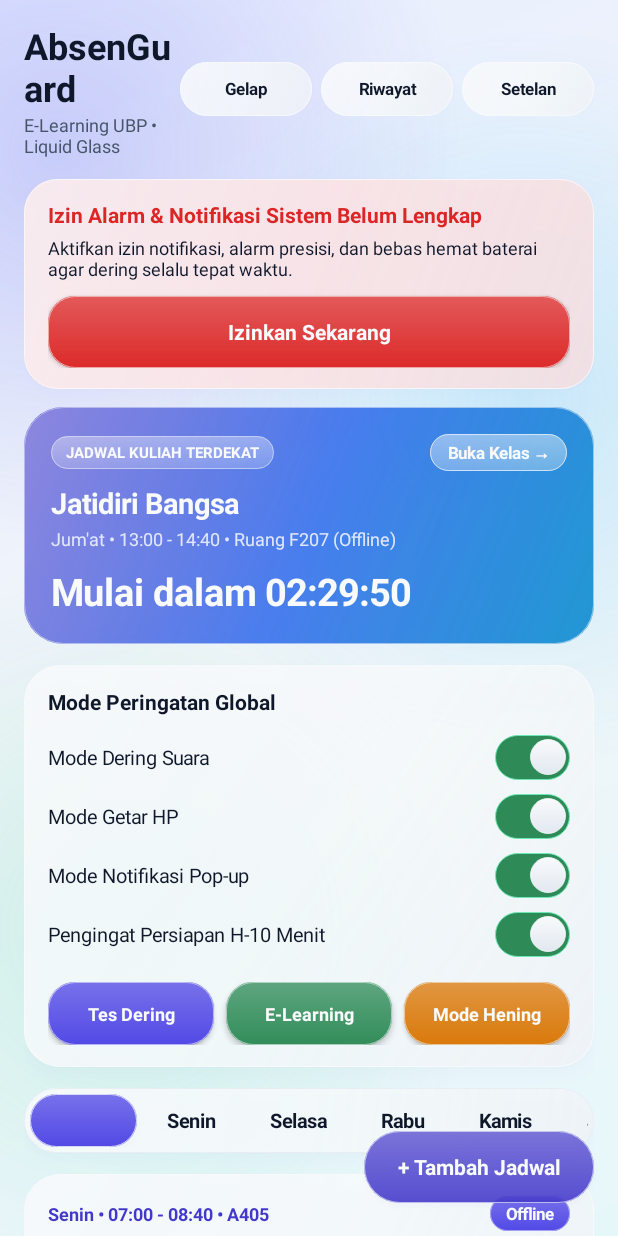
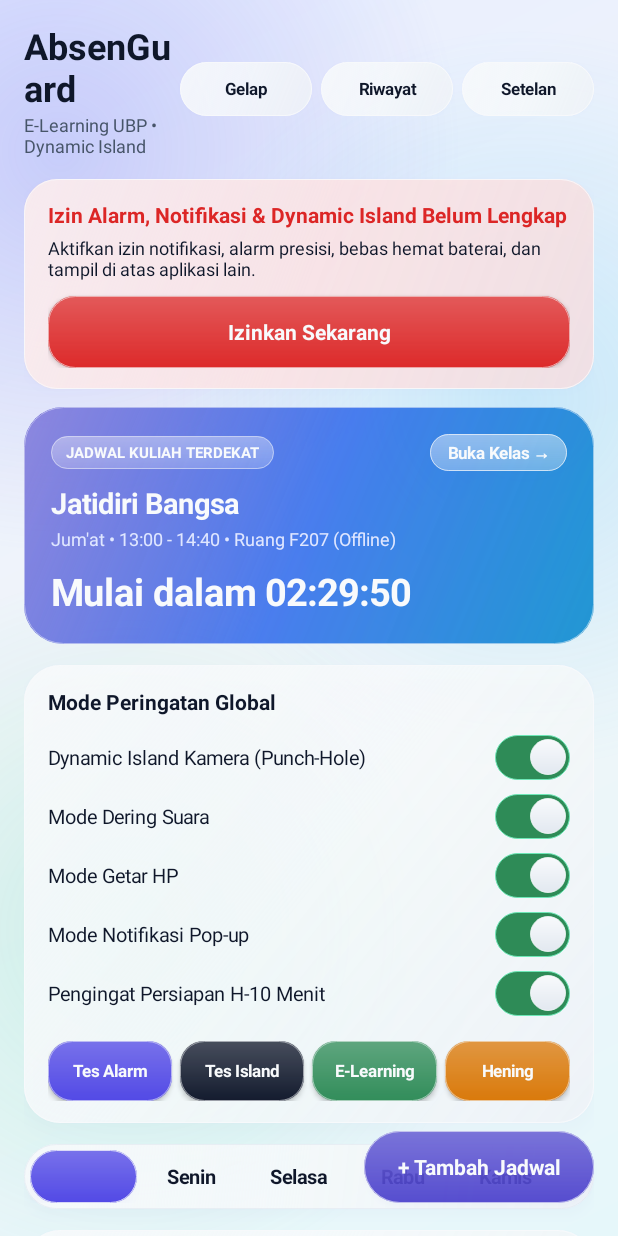
Before and after one commit to ti25rakharafiq-debug/absen-guard, an Android app: the screen it shows after launch (MainActivity), on a phone screen of 412 x 824 dp. Run offline under Robolectric (Android 15) with nearby library versions, the phone set to English and light mode, and no system bars.

Commit message:
Enhance Dynamic Island features and settings UI
Updated text labels for Dynamic Island features and added overlay permission handling. Introduced SeekBars for camera position and capsule width calibration in settings.

```diff
--- a/app/src/main/java/com/absenguard/app/MainActivity.kt
+++ b/app/src/main/java/com/absenguard/app/MainActivity.kt
@@ -31,6 +31,7 @@ import android.widget.FrameLayout
 import android.widget.HorizontalScrollView
 import android.widget.LinearLayout
 import android.widget.ScrollView
+import android.widget.SeekBar
 import android.widget.Spinner
 import android.widget.TextView
 import android.widget.Toast
@@ -202,7 +203,7 @@ class MainActivity : AppCompatActivity() {
             setTextColor(paletteText())
         })
         titleCol.addView(TextView(this).apply {
-            text = "E-Learning UBP • Liquid Glass"
+            text = "E-Learning UBP • Dynamic Island"
             textSize = 12f
             setTextColor(paletteSubtext())
         })
@@ -255,14 +256,14 @@ class MainActivity : AppCompatActivity() {
             LiquidGlassKit.applyGlassElevation(this, 4f, isDarkMode())
         }
         permissionCard.addView(TextView(this).apply {
-            text = "Izin Alarm & Notifikasi Sistem Belum Lengkap"
+            text = "Izin Alarm, Notifikasi & Dynamic Island Belum Lengkap"
             textSize = 14f
             setTypeface(null, Typeface.BOLD)
             setTextColor(Color.parseColor(if (isDarkMode()) "#FCA5A5" else "#DC2626"))
         })
         permissionCard.addView(space(4))
         permissionCard.addView(TextView(this).apply {
-            text = "Aktifkan izin notifikasi, alarm presisi, dan bebas hemat baterai agar dering selalu tepat waktu."
+            text = "Aktifkan izin notifikasi, alarm presisi, bebas hemat baterai, dan tampil di atas aplikasi lain."
             textSize = 12f
             setTextColor(paletteText())
         })
@@ -293,6 +294,9 @@ class MainActivity : AppCompatActivity() {
             val am = getSystemService(Context.ALARM_SERVICE) as AlarmManager
             if (!am.canScheduleExactAlarms()) return true
         }
+        if (db.getSetting("dynamic_island_enabled", "1") == "1" && !Settings.canDrawOverlays(this)) {
+            return true
+        }
         val pm = getSystemService(Context.POWER_SERVICE) as PowerManager
         return !pm.isIgnoringBatteryOptimizations(packageName)
     }
@@ -315,6 +319,10 @@ class MainActivity : AppCompatActivity() {
                 return
             }
         }
+        if (db.getSetting("dynamic_island_enabled", "1") == "1" && !Settings.canDrawOverlays(this)) {
+            openOverlayPermissionSettings()
+            return
+        }
         val pm = getSystemService(Context.POWER_SERVICE) as PowerManager
         if (!pm.isIgnoringBatteryOptimizations(packageName)) {
             try {
@@ -322,6 +330,15 @@ class MainActivity : AppCompatActivity() {
             } catch (_: Exception) {
                 startActivity(Intent(Settings.ACTION_IGNORE_BATTERY_OPTIMIZATION_SETTINGS))
             }
+        }
+    }
+
+    private fun openOverlayPermissionSettings() {
+        Toast.makeText(this, "Aktifkan 'Tampilkan di atas aplikasi lain' untuk Dynamic Island", Toast.LENGTH_LONG).show()
+        try {
+            startActivity(Intent(Settings.ACTION_MANAGE_OVERLAY_PERMISSION, Uri.parse("package:$packageName")))
+        } catch (_: Exception) {
+            startActivity(Intent(Settings.ACTION_SETTINGS))
         }
     }
 
@@ -454,6 +471,18 @@ class MainActivity : AppCompatActivity() {
             setTextColor(paletteText())
         })
         card.addView(space(8))
+        card.addView(makeSwitchRow("Dynamic Island Kamera (Punch-Hole)", "dynamic_island_enabled", true) { enabled ->
+            if (enabled) {
+                if (!Settings.canDrawOverlays(this)) {
+                    openOverlayPermissionSettings()
+                } else {
+                    DynamicIslandService.show(this, AlarmScheduler.TEST_SCHEDULE_ID, isPreReminder = false, isTest = true)
+                }
+            } else {
+                DynamicIslandService.dismiss(this)
+            }
+            updatePermissionVisibility()
+        })
         card.addView(makeSwitchRow("Mode Dering Suara", "global_ring", true))
         card.addView(makeSwitchRow("Mode Getar HP", "global_vibrate", true))
         card.addView(makeSwitchRow("Mode Notifikasi Pop-up", "global_notif", true))
@@ -461,26 +490,48 @@ class MainActivity : AppCompatActivity() {
         card.addView(space(12))
 
         val row = LinearLayout(this).apply { orientation = LinearLayout.HORIZONTAL }
-        val test = Button(this).apply {
-            text = "Tes Dering"
+        val testAlarm = Button(this).apply {
+            text = "Tes Alarm"
             isAllCaps = false
-            textSize = 12f
+            textSize = 11f
             setTypeface(null, Typeface.BOLD)
             setTextColor(paletteLightText())
-            background = LiquidGlassKit.pillGlassSurface(this@MainActivity, "#4F46E5", "#99F8FAFC", 18f)
+            background = LiquidGlassKit.pillGlassSurface(this@MainActivity, "#4F46E5", "#99F8FAFC", 16f)
             setOnClickListener {
                 AlarmScheduler.triggerInstantTest(this@MainActivity)
                 Toast.makeText(this@MainActivity, "Tes alarm aktif 3 detik", Toast.LENGTH_SHORT).show()
             }
             LiquidGlassKit.attachLiquidTouch(this)
         }
+        val testIsland = Button(this).apply {
+            text = "Tes Island"
+            isAllCaps = false
+            textSize = 11f
+            setTypeface(null, Typeface.BOLD)
+            setTextColor(paletteLightText())
+            background = LiquidGlassKit.pillGlassSurface(this@MainActivity, "#0F172A", "#99F8FAFC", 16f)
+            setOnClickListener {
+                if (!Settings.canDrawOverlays(this@MainActivity)) {
+                    openOverlayPermissionSettings()
+                } else {
+                    DynamicIslandService.show(
+                        this@MainActivity,
+                        AlarmScheduler.TEST_SCHEDULE_ID,
+                        isPreReminder = false,
+                        isTest = true
+                    )
+                    Toast.makeText(this@MainActivity, "Ketuk kapsul kamera untuk memperluas, geser atas untuk tutup", Toast.LENGTH_SHORT).show()
+                }
+            }
+            LiquidGlassKit.attachLiquidTouch(this)
+        }
         val portal = Button(this).apply {
             text = "E-Learning"
             isAllCaps = false
-            textSize = 12f
+            textSize = 11f
             setTypeface(null, Typeface.BOLD)
             setTextColor(paletteLightText())
-            background = LiquidGlassKit.pillGlassSurface(this@MainActivity, "#2E8B57", "#99F8FAFC", 18f)
+            background = LiquidGlassKit.pillGlassSurface(this@MainActivity, "#2E8B57", "#99F8FAFC", 16f)
             setOnClickListener {
                 val nextSchedule = AlarmScheduler.getNextUpcomingSchedule(this@MainActivity)?.first
                 openCoursePortal(nextSchedule)
@@ -490,19 +541,21 @@ class MainActivity : AppCompatActivity() {
         val silent = Button(this).apply {
             text = getSilentButtonLabel()
             isAllCaps = false
-            textSize = 12f
+            textSize = 11f
             setTypeface(null, Typeface.BOLD)
             setTextColor(paletteLightText())
-            background = LiquidGlassKit.pillGlassSurface(this@MainActivity, "#D97706", "#99F8FAFC", 18f)
+            background = LiquidGlassKit.pillGlassSurface(this@MainActivity, "#D97706", "#99F8FAFC", 16f)
             setOnClickListener { toggleSilentMode(this) }
             LiquidGlassKit.attachLiquidTouch(this)
         }
-        val p1 = LinearLayout.LayoutParams(0, dp(42), 1f).apply { marginEnd = dp(4) }
-        val p2 = LinearLayout.LayoutParams(0, dp(42), 1f).apply { marginStart = dp(4); marginEnd = dp(4) }
-        val p3 = LinearLayout.LayoutParams(0, dp(42), 1f).apply { marginStart = dp(4) }
-        row.addView(test, p1)
-        row.addView(portal, p2)
-        row.addView(silent, p3)
+        val p1 = LinearLayout.LayoutParams(0, dp(40), 1f).apply { marginEnd = dp(3) }
+        val p2 = LinearLayout.LayoutParams(0, dp(40), 1f).apply { marginStart = dp(3); marginEnd = dp(3) }
+        val p3 = LinearLayout.LayoutParams(0, dp(40), 1f).apply { marginStart = dp(3); marginEnd = dp(3) }
+        val p4 = LinearLayout.LayoutParams(0, dp(40), 1f).apply { marginStart = dp(3) }
+        row.addView(testAlarm, p1)
+        row.addView(testIsland, p2)
+        row.addView(portal, p3)
+        row.addView(silent, p4)
         card.addView(row)
         mainContent.addView(card)
         mainContent.addView(space(14))
@@ -524,7 +577,7 @@ class MainActivity : AppCompatActivity() {
         return if (nm.isNotificationPolicyAccessGranted && am.ringerMode == AudioManager.RINGER_MODE_VIBRATE) {
             "Hening ✓"
         } else {
-            "Mode Hening"
+            "Hening"
         }
     }
 
@@ -547,7 +600,12 @@ class MainActivity : AppCompatActivity() {
         button.text = getSilentButtonLabel()
     }
 
-    private fun makeSwitchRow(label: String, settingKey: String, defaultOn: Boolean): LinearLayout {
+    private fun makeSwitchRow(
+        label: String,
+        settingKey: String,
+        defaultOn: Boolean,
+        onExtraChange: ((Boolean) -> Unit)? = null
+    ): LinearLayout {
         val row = LinearLayout(this).apply {
             orientation = LinearLayout.HORIZONTAL
             gravity = Gravity.CENTER_VERTICAL
@@ -563,6 +621,7 @@ class MainActivity : AppCompatActivity() {
         val toggle = LiquidToggleSwitch(this, initial, isDarkMode()) { checked ->
             db.setSetting(settingKey, if (checked) "1" else "0")
             AlarmScheduler.scheduleAll(this@MainActivity)
+            onExtraChange?.invoke(checked)
         }
         row.addView(text)
         row.addView(toggle)
@@ -661,7 +720,6 @@ class MainActivity : AppCompatActivity() {
                 filterPillIndicator.layoutParams = lp
                 filterPillIndicator.translationX = targetX
             } else {
-                val startX = filterPillIndicator.translationX
                 val startW = filterPillIndicator.width.takeIf { it > 0 } ?: targetW
                 filterPillIndicator.animate()
                     .translationX(targetX)
@@ -1137,6 +1195,7 @@ class MainActivity : AppCompatActivity() {
     }
 
     private fun showSettingsDialog() {
+        val scroll = ScrollView(this)
         val container = LinearLayout(this).apply {
             orientation = LinearLayout.VERTICAL
             setPadding(dp(20), dp(16), dp(20), dp(8))
@@ -1150,6 +1209,57 @@ class MainActivity : AppCompatActivity() {
         val urlInput = EditText(this).apply {
             setText(db.getSetting("portal_url", "https://elearning.ubpkarawang.ac.id/login/index.php"))
         }
+
+        val currentOffsetY = (db.getSetting("island_offset_y", "0").toIntOrNull() ?: 0).coerceIn(-20, 30)
+        val offsetYLabel = TextView(this).apply {
+            text = "Kalibrasi Posisi Kamera (Atas/Bawah): ${currentOffsetY}dp"
+            textSize = 12f
+            setTypeface(null, Typeface.BOLD)
+            setTextColor(paletteText())
+        }
+        val offsetYSeek = SeekBar(this).apply {
+            max = 50
+            progress = currentOffsetY + 20
+            setOnSeekBarChangeListener(object : SeekBar.OnSeekBarChangeListener {
+                override fun onProgressChanged(sb: SeekBar?, value: Int, fromUser: Boolean) {
+                    val dpVal = value - 20
+                    offsetYLabel.text = "Kalibrasi Posisi Kamera (Atas/Bawah): ${dpVal}dp"
+                    db.setSetting("island_offset_y", dpVal.toString())
+                }
+                override fun onStartTrackingTouch(sb: SeekBar?) {}
+                override fun onStopTrackingTouch(sb: SeekBar?) {
+                    if (Settings.canDrawOverlays(this@MainActivity)) {
+                        DynamicIslandService.show(this@MainActivity, AlarmScheduler.TEST_SCHEDULE_ID, isPreReminder = false, isTest = true)
+                    }
+                }
+            })
+        }
+
+        val currentWidthExtra = (db.getSetting("island_width_extra", "0").toIntOrNull() ?: 0).coerceIn(-30, 60)
+        val widthExtraLabel = TextView(this).apply {
+            text = "Kalibrasi Lebar Kapsul Island: ${currentWidthExtra}dp"
+            textSize = 12f
+            setTypeface(null, Typeface.BOLD)
+            setTextColor(paletteText())
+        }
+        val widthExtraSeek = SeekBar(this).apply {
+            max = 90
+            progress = currentWidthExtra + 30
+            setOnSeekBarChangeListener(object : SeekBar.OnSeekBarChangeListener {
+                override fun onProgressChanged(sb: SeekBar?, value: Int, fromUser: Boolean) {
+                    val dpVal = value - 30
+                    widthExtraLabel.text = "Kalibrasi Lebar Kapsul Island: ${dpVal}dp"
+                    db.setSetting("island_width_extra", dpVal.toString())
+                }
+                override fun onStartTrackingTouch(sb: SeekBar?) {}
+                override fun onStopTrackingTouch(sb: SeekBar?) {
+                    if (Settings.canDrawOverlays(this@MainActivity)) {
+                        DynamicIslandService.show(this@MainActivity, AlarmScheduler.TEST_SCHEDULE_ID, isPreReminder = false, isTest = true)
+                    }
+                }
+            })
+        }
+
         val mathSwitch = SwitchCompat(this).apply {
             text = "Tantangan Hitungan Pagi"
             isChecked = db.getSetting("math_dismiss", "0") == "1"
@@ -1179,6 +1289,12 @@ class MainActivity : AppCompatActivity() {
         }
         container.addView(urlLabel)
         container.addView(urlInput)
+        container.addView(space(10))
+        container.addView(offsetYLabel)
+        container.addView(offsetYSeek)
+        container.addView(space(6))
+        container.addView(widthExtraLabel)
+        container.addView(widthExtraSeek)
         container.addView(space(8))
         container.addView(mathSwitch)
         container.addView(darkSwitch)
@@ -1186,9 +1302,11 @@ class MainActivity : AppCompatActivity() {
         container.addView(resetRingButton)
         container.addView(backupButton)
         container.addView(restoreButton)
+        scroll.addView(container)
+
         AlertDialog.Builder(this)
             .setTitle("Pengaturan AbsenGuard")
-            .setView(container)
+            .setView(scroll)
             .setPositiveButton("Simpan") { _, _ ->
                 db.setSetting("portal_url", urlInput.text.toString().trim()
                     .ifEmpty { "https://elearning.ubpkarawang.ac.id/login/index.php" })
```
